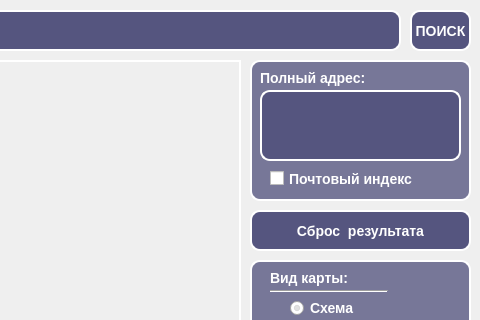
The window that data/MainWindow.ui (Bank-Prikolov/yandex-maps-app) describes before a commit, drawn with Qt 5; both pictures show x 390 to 870 and y 0 to 320 of the 870 by 504 pixel window.
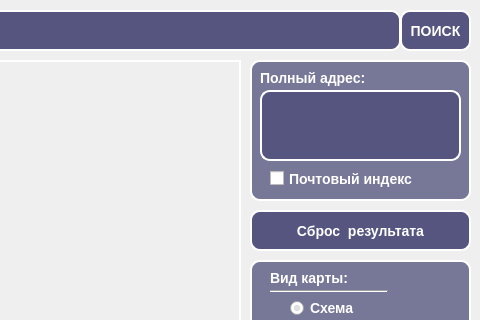
The same window after the commit.

Diff of the .ui file:
```diff
--- a/data/MainWindow.ui
+++ b/data/MainWindow.ui
@@ -74,9 +74,9 @@
    <widget class="QPushButton" name="buttonSearch">
     <property name="geometry">
      <rect>
-      <x>800</x>
+      <x>790</x>
       <y>10</y>
-      <width>61</width>
+      <width>71</width>
       <height>41</height>
      </rect>
     </property>
```
